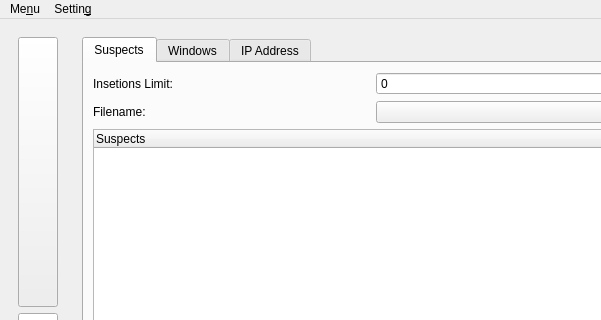
Old version of the form lupv/Resources/ui/main_window.ui in the repository azzamsa/lupv; both pictures show x 0 to 601 and y 0 to 320 of the 1245 by 900 pixel window.
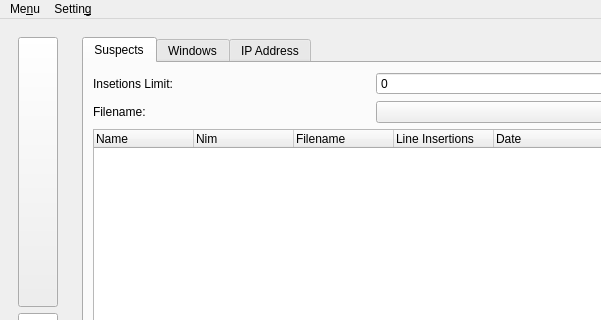
New version of the form. The open tabs and pages were chosen to show the change. Icons and pictures are not drawn.

Commit message: Add search suspect feature

The edit to the form file:
```diff
--- a/lupv/Resources/ui/main_window.ui
+++ b/lupv/Resources/ui/main_window.ui
@@ -562,7 +562,27 @@
                  <widget class="QTreeWidget" name="suspects_tree">
                   <column>
                    <property name="text">
-                    <string>Suspects</string>
+                    <string>Name</string>
+                   </property>
+                  </column>
+                  <column>
+                   <property name="text">
+                    <string>Nim</string>
+                   </property>
+                  </column>
+                  <column>
+                   <property name="text">
+                    <string>Filename</string>
+                   </property>
+                  </column>
+                  <column>
+                   <property name="text">
+                    <string>Line Insertions</string>
+                   </property>
+                  </column>
+                  <column>
+                   <property name="text">
+                    <string>Date</string>
                    </property>
                   </column>
                  </widget>
```
Left out of the diff: 48 changed lines with no effect on the pictures. The commit also changes 1 other file.
